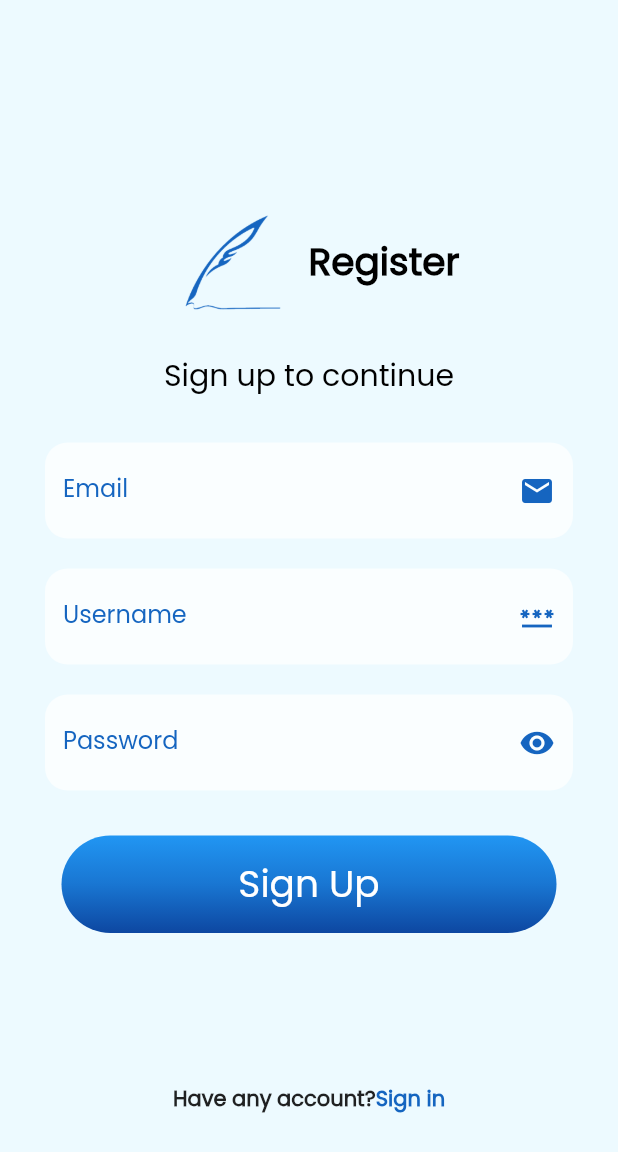
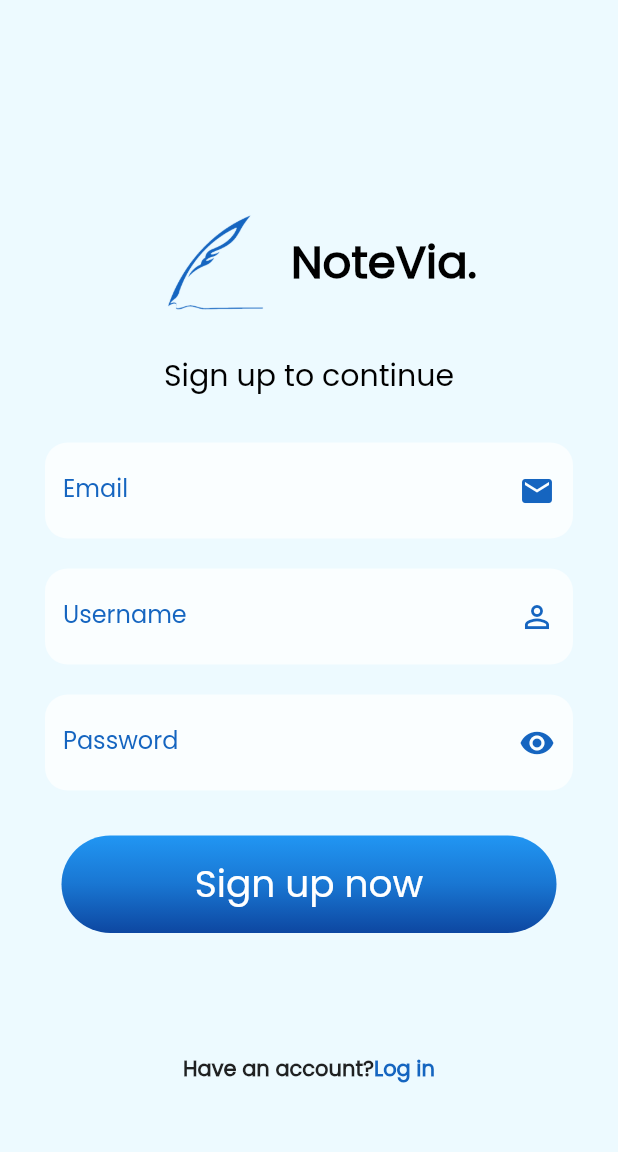
Before and after one commit to ExtMah/notevia, a Flutter app: the RegisterPage screen opened directly, on a phone screen of 412 x 824 dp. Shown: the top 1152 px of the screen. Run offline on Flutter 3.47's test engine with Material 2 defaults, Android fonts, the phone set to English and light mode, and no system bars; our stand-ins replace animated_text_kit, flutter_svg, fluttertoast, shared_preferences; accounts and stored records are empty; network calls fail.

Commit message:
a few buttons were added and changed

```diff
--- a/lib/main.dart
+++ b/lib/main.dart
@@ -1,10 +1,7 @@
 import 'package:flutter/material.dart';
 import 'package:notevia/controller/user_connection_provider.dart';
 import 'package:notevia/controller/user_data_provider.dart';
-import 'package:notevia/view/ui/login_page.dart';
-import 'package:notevia/view/ui/register_page.dart';
 import 'package:notevia/view/ui/splash_page.dart';
-import 'package:notevia/view/ui/welcome_page.dart';
 import 'package:provider/provider.dart';
 import 'package:shared_preferences/shared_preferences.dart';
 
@@ -38,7 +35,7 @@ class MyApp extends StatelessWidget {
                 fontFamily: 'Poppins',
                 primarySwatch: Colors.blue,
               ),
-              home: const RegisterPage(),
+              home: const SplashPage(),
             ),
           );
         }
--- a/lib/view/components/buttons/gradient_button.dart
+++ b/lib/view/components/buttons/login_register_buttons.dart
@@ -1,10 +1,10 @@
 import 'package:flutter/material.dart';
 
-class GradientButton extends StatelessWidget {
-  final VoidCallback onPressed;
+class GradientButtons extends StatelessWidget {
+  final VoidCallback onPress;
   final String text;
 
-  const GradientButton({Key? key, required this.onPressed, required this.text})
+  const GradientButtons({Key? key, required this.onPress, required this.text})
       : super(key: key);
 
   @override
@@ -30,7 +30,7 @@ class GradientButton extends StatelessWidget {
           height: 65,
           minWidth: 330,
           // color: const Color(0xFF877ef5),
-          onPressed: onPressed,
+          onPressed: onPress,
           child: Text(
             text,
             style: const TextStyle(
@@ -43,3 +43,26 @@ class GradientButton extends StatelessWidget {
     );
   }
 }
+
+class GestureDetectorButtons extends StatelessWidget {
+  final VoidCallback onTap;
+  final String text;
+
+  const GestureDetectorButtons(
+      {Key? key, required this.onTap, required this.text})
+      : super(key: key);
+
+  @override
+  Widget build(BuildContext context) {
+    return GestureDetector(
+      onTap: onTap,
+      child: Text(
+        text,
+        style: TextStyle(
+          color: Colors.blue.shade800,
+          fontWeight: FontWeight.bold,
+        ),
+      ),
+    );
+  }
+}
--- a/lib/view/ui/register_page.dart
+++ b/lib/view/ui/register_page.dart
@@ -1,8 +1,9 @@
 import 'package:flutter/material.dart';
 import 'package:flutter/services.dart';
 import 'package:notevia/controller/user_connection_provider.dart';
-import 'package:notevia/view/components/buttons/gradient_button.dart';
+import 'package:notevia/view/components/buttons/login_register_buttons.dart';
 import 'package:notevia/view/components/text_fields/shaped_text_field.dart';
+import 'package:notevia/view/ui/login_page.dart';
 import 'package:provider/provider.dart';
 
 class RegisterPage extends StatefulWidget {
@@ -38,9 +39,9 @@ class _RegisterPageState extends State<RegisterPage> {
                       color: Colors.blue.shade800,
                     ),
                     const Text(
-                      'Register',
+                      'NoteVia.',
                       style: TextStyle(
-                          fontSize: 25,
+                          fontSize: 30,
                           fontWeight: FontWeight.bold,
                           color: Colors.black),
                     ),
@@ -66,26 +67,11 @@ class _RegisterPageState extends State<RegisterPage> {
                 Padding(
                   padding: const EdgeInsets.only(
                       left: 30, right: 30, top: 20, bottom: 20),
-                  child: TextField(
+                  child: ShapedTextField(
                     controller: userConnectionProvider.usernameController,
-                    decoration: InputDecoration(
-                      filled: true,
-                      fillColor: Colors.white70,
-                      border: OutlineInputBorder(
-                          borderSide: BorderSide.none,
-                          borderRadius: BorderRadius.circular(15)),
-                      labelText: 'Username',
-                      labelStyle: TextStyle(color: Colors.blue.shade800),
-                      hintText: 'Enter your username',
-                      hintStyle: const TextStyle(color: Colors.grey),
-                      suffixIcon: Icon(
-                        Icons.password,
-                        color: Colors.blue.shade800,
-                      ),
-                      focusedBorder: OutlineInputBorder(
-                          borderSide: BorderSide(color: Colors.blue.shade800),
-                          borderRadius: BorderRadius.circular(15)),
-                    ),
+                    hint: 'Enter your username',
+                    icon: Icons.perm_identity,
+                    label: 'Username',
                   ),
                 ),
                 Padding(
@@ -123,28 +109,30 @@ class _RegisterPageState extends State<RegisterPage> {
                     ),
                   ),
                 ),
-                GradientButton(
-                    onPressed: () {
-                      userConnectionProvider.signUpRequest();
-                    },
-                    text: 'Sign Up'),
+                GradientButtons(
+                  onPress: () {
+                    userConnectionProvider.signUpRequest();
+                  },
+                  text: 'Sign up now',
+                ),
                 Padding(
-                  padding: const EdgeInsets.only(top: 100),
+                  padding: const EdgeInsets.only(top: 80),
                   child: Row(
                     mainAxisAlignment: MainAxisAlignment.center,
                     children: [
                       const Text(
-                        'Have any account?',
+                        'Have an account?',
                         style: TextStyle(fontWeight: FontWeight.bold),
                       ),
-                      GestureDetector(
-                        onTap: () {},
-                        child: Text(
-                          'Sign in',
-                          style: TextStyle(
-                              color: Colors.blue.shade800,
-                              fontWeight: FontWeight.bold),
-                        ),
+                      GestureDetectorButtons(
+                        onTap: () {
+                          Navigator.pushReplacement(
+                            context,
+                            MaterialPageRoute(
+                                builder: (context) => const LoginPage()),
+                          );
+                        },
+                        text: 'Log in',
                       ),
                     ],
                   ),
```
Also changed, not shown: lib/controller/user_connection_provider.dart (+4 -6 lines), lib/view/components/buttons/welcome_page_buttons.dart (added, +34 -0 lines), lib/view/ui/login_page.dart (+23 -24 lines), lib/view/ui/splash_page.dart (+2 -11 lines), lib/view/ui/welcome_page.dart (+32 -28 lines).
